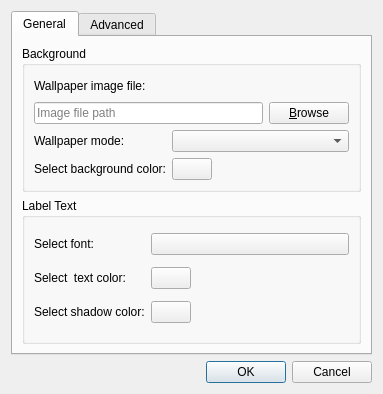
Old version of the form pcmanfm/desktop-preferences.ui in the repository lxqt/pcmanfm-qt.
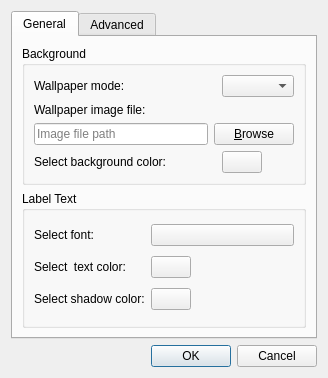
New version of the form. Custom widgets are drawn as their Qt base class.

Commit message: Finish desktop preferences.

The edit to the form file:
```diff
--- a/pcmanfm/desktop-preferences.ui
+++ b/pcmanfm/desktop-preferences.ui
@@ -6,8 +6,8 @@
    <rect>
     <x>0</x>
     <y>0</y>
-    <width>383</width>
-    <height>394</height>
+    <width>328</width>
+    <height>378</height>
    </rect>
   </property>
   <property name="windowTitle">
@@ -30,7 +30,63 @@
           <string>Background</string>
          </property>
          <layout class="QGridLayout" name="gridLayout">
-          <item row="1" column="0" colspan="3">
+          <item row="2" column="1" colspan="2">
+           <widget class="QComboBox" name="wallpaperMode">
+            <property name="sizePolicy">
+             <sizepolicy hsizetype="MinimumExpanding" vsizetype="Fixed">
+              <horstretch>0</horstretch>
+              <verstretch>0</verstretch>
+             </sizepolicy>
+            </property>
+           </widget>
+          </item>
+          <item row="2" column="0">
+           <widget class="QLabel" name="label">
+            <property name="sizePolicy">
+             <sizepolicy hsizetype="Fixed" vsizetype="Preferred">
+              <horstretch>0</horstretch>
+              <verstretch>0</verstretch>
+             </sizepolicy>
+            </property>
+            <property name="text">
+             <string>Wallpaper mode:</string>
+            </property>
+           </widget>
+          </item>
+          <item row="3" column="0">
+           <widget class="QLabel" name="label_6">
+            <property name="sizePolicy">
+             <sizepolicy hsizetype="Expanding" vsizetype="Preferred">
+              <horstretch>0</horstretch>
+              <verstretch>0</verstretch>
+             </sizepolicy>
+            </property>
+            <property name="text">
+             <string>Wallpaper image file:</string>
+            </property>
+           </widget>
+          </item>
+          <item row="5" column="1">
+           <widget class="Fm::ColorButton" name="backgroundColor">
+            <property name="sizePolicy">
+             <sizepolicy hsizetype="Fixed" vsizetype="Fixed">
+              <horstretch>0</horstretch>
+              <verstretch>0</verstretch>
+             </sizepolicy>
+            </property>
+            <property name="text">
+             <string/>
+            </property>
+           </widget>
+          </item>
+          <item row="5" column="0">
+           <widget class="QLabel" name="label_5">
+            <property name="text">
+             <string>Select background color:</string>
+            </property>
+           </widget>
+          </item>
+          <item row="4" column="0" colspan="3">
            <layout class="QHBoxLayout" name="horizontalLayout">
             <item>
              <widget class="QLineEdit" name="imageFIle">
@@ -54,62 +110,6 @@
             </item>
            </layout>
           </item>
-          <item row="2" column="0">
-           <widget class="QLabel" name="label">
-            <property name="sizePolicy">
-             <sizepolicy hsizetype="Fixed" vsizetype="Preferred">
-              <horstretch>0</horstretch>
-              <verstretch>0</verstretch>
-             </sizepolicy>
-            </property>
-            <property name="text">
-             <string>Wallpaper mode:</string>
-            </property>
-           </widget>
-          </item>
-          <item row="3" column="0">
-           <widget class="QLabel" name="label_5">
-            <property name="text">
-             <string>Select background color:</string>
-            </property>
-           </widget>
-          </item>
-          <item row="3" column="1">
-           <widget class="Fm::ColorButton" name="backgroundColor">
-            <property name="sizePolicy">
-             <sizepolicy hsizetype="Fixed" vsizetype="Fixed">
-              <horstretch>0</horstretch>
-              <verstretch>0</verstretch>
-             </sizepolicy>
-            </property>
-            <property name="text">
-             <string/>
-            </property>
-           </widget>
-          </item>
-          <item row="2" column="1" colspan="2">
-           <widget class="QComboBox" name="wallpaperMode">
-            <property name="sizePolicy">
-             <sizepolicy hsizetype="MinimumExpanding" vsizetype="Fixed">
-              <horstretch>0</horstretch>
-              <verstretch>0</verstretch>
-             </sizepolicy>
-            </property>
-           </widget>
-          </item>
-          <item row="0" column="0" colspan="3">
-           <widget class="QLabel" name="label_6">
-            <property name="sizePolicy">
-             <sizepolicy hsizetype="Expanding" vsizetype="Preferred">
-              <horstretch>0</horstretch>
-              <verstretch>0</verstretch>
-             </sizepolicy>
-            </property>
-            <property name="text">
-             <string>Wallpaper image file:</string>
-            </property>
-           </widget>
-          </item>
          </layout>
         </widget>
        </item>
```
Left out of the diff: 2 changed lines with no effect on the pictures. The commit also changes 9 other files.
